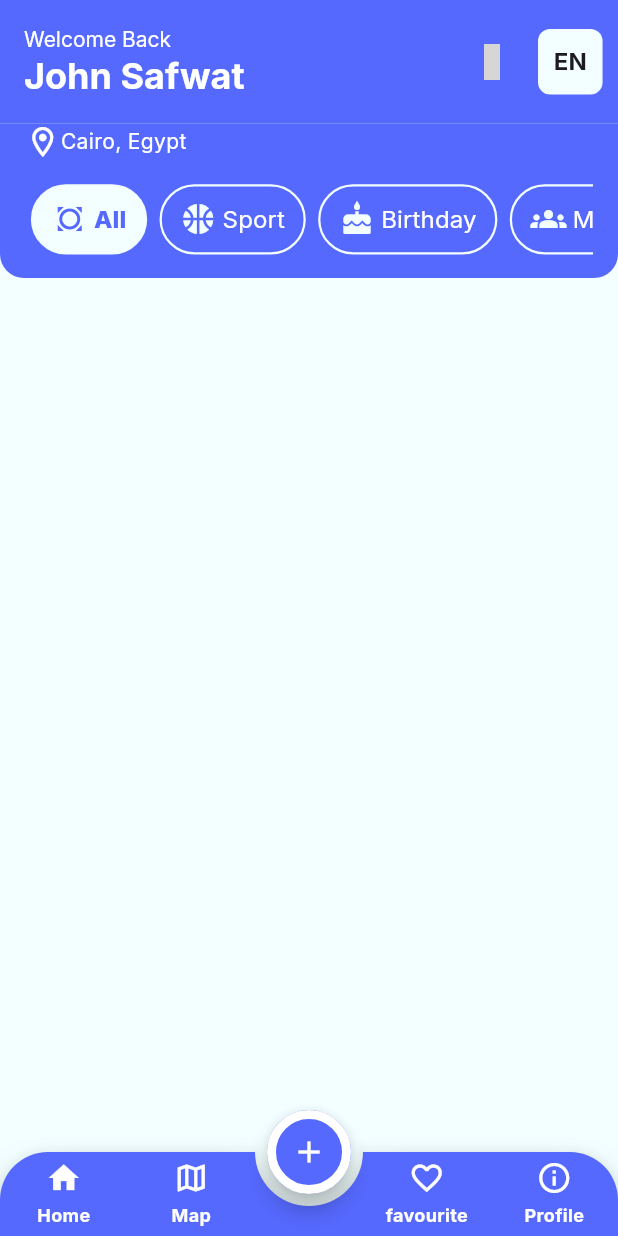
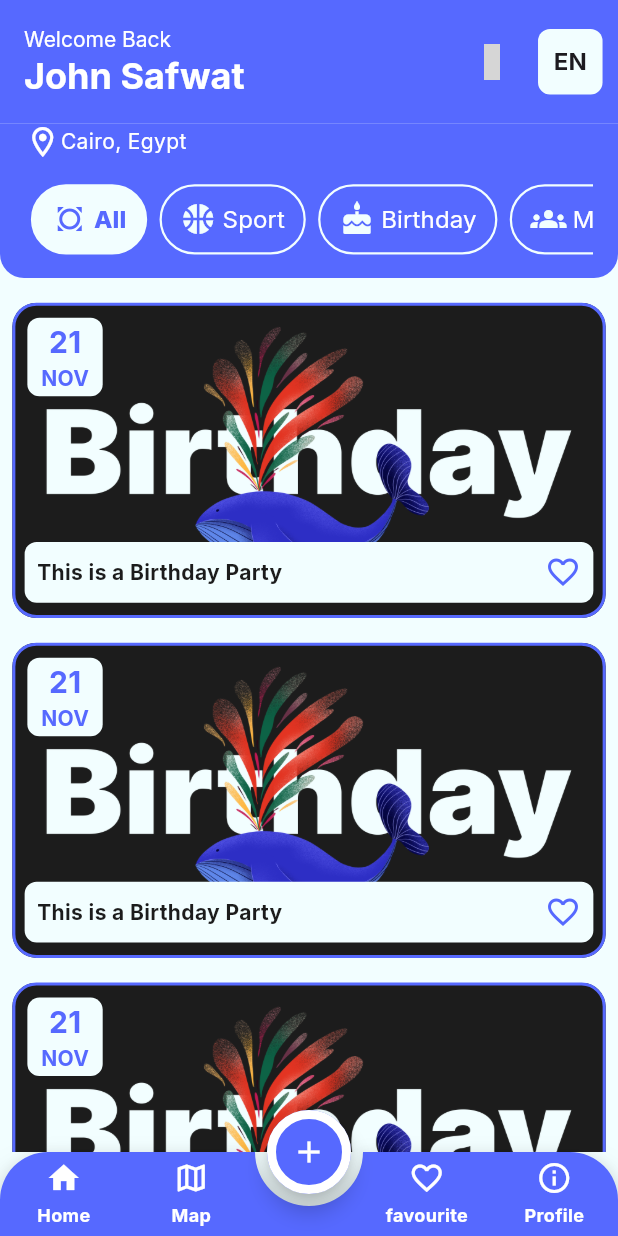
Before and after one commit to ahmedmostafa361/Eventely_app, a Flutter app: the NavBarScreen screen opened by its route, on a phone screen of 412 x 824 dp. Run offline on Flutter 3.47's test engine with Material 3 defaults, Android fonts, the phone set to English and light mode, and no system bars; drawn by our look-alikes of animated_bottom_navigation_bar; our stand-ins replace google_fonts, icons_plus, introduction_screen; grey boxes are pictures that could not be loaded.

Commit message:
+ add event list item . + add favorite tab UI . + complete home screen UI .

```diff
--- a/lib/l10n/app_ar.arb
+++ b/lib/l10n/app_ar.arb
@@ -42,7 +42,7 @@
 
     "temperature": "°م",
 
-    "home": "الصفحة الرئيسية",
+    "home": "الرئيسية",
     "homeDate": "٢٢ نوفمبر",
 
     "exhibition": "معرض",
--- a/lib/l10n/app_localizations_ar.dart
+++ b/lib/l10n/app_localizations_ar.dart
@@ -95,7 +95,7 @@ class AppLocalizationsAr extends AppLocalizations {
   String get temperature => '°م';
 
   @override
-  String get home => 'الصفحة الرئيسية';
+  String get home => 'الرئيسية';
 
   @override
   String get homeDate => '٢٢ نوفمبر';
--- a/lib/ui/tabs/home_screen/home_screen .dart
+++ b/lib/ui/tabs/home_screen/home_screen .dart
@@ -1,5 +1,6 @@
 import 'package:evently_app_flutter/l10n/app_localizations.dart';
 import 'package:evently_app_flutter/ui/tabs/home_screen/tabs_items%20.dart';
+import 'package:evently_app_flutter/ui/widget/event_list_item%20.dart';
 import 'package:evently_app_flutter/utlis/app_colors%20.dart';
 import 'package:evently_app_flutter/utlis/app_text%20.dart';
 import 'package:flutter/material.dart';
@@ -92,7 +93,9 @@ class _HomeScreenState extends State<HomeScreen> {
           )
         ],
       ),
-      body: Container(
+      body: Column(
+        children: [
+          Container(
             height: height * 0.125,
             padding: EdgeInsets.symmetric(horizontal: width * 0.04),
             decoration: BoxDecoration(
@@ -106,7 +109,8 @@ class _HomeScreenState extends State<HomeScreen> {
               children: [
                 Row(
                   children: [
-                Icon(Icons.location_on_outlined, color: AppColors.whiteColor,),
+                    Icon(
+                      Icons.location_on_outlined, color: AppColors.whiteColor,),
                     Text(AppLocalizations.of(context)!.userLocation,
                       style: AppTextStyle.medium14White,),
                   ],
@@ -139,6 +143,27 @@ class _HomeScreenState extends State<HomeScreen> {
               ],
             ),
           ),
+          Expanded(
+            child: ListView.separated
+              (
+                itemBuilder: (context, index) {
+                  return Padding(
+                    padding: EdgeInsets.only(
+                        left: width * 0.02,
+                        right: width * 0.02,
+                        top: height * 0.02
+                    ),
+                    child: EventListItem(),
+                  );
+                },
+                separatorBuilder: (context, index) {
+                  return SizedBox(height: height * 0,);
+                },
+                itemCount: 6
+            ),
+          )
+        ],
+      ),
     );
   }
 }
--- /dev/null
+++ b/lib/ui/widget/event_list_item .dart
@@ -0,0 +1,85 @@
+import 'package:evently_app_flutter/providers/app_theme_provider%20.dart';
+import 'package:evently_app_flutter/utlis/app_assets%20.dart';
+import 'package:evently_app_flutter/utlis/app_colors%20.dart';
+import 'package:evently_app_flutter/utlis/app_text%20.dart';
+import 'package:flutter/material.dart';
+import 'package:provider/provider.dart';
+
+class EventListItem extends StatelessWidget {
+  EventListItem({super.key});
+
+  @override
+  Widget build(BuildContext context) {
+    var height = MediaQuery.of(context).size.height;
+    var width = MediaQuery.of(context).size.width;
+    var themeProvider = Provider.of<AppThemeProvider>(context);
+    return Container(
+      height: height * 0.255,
+      decoration: BoxDecoration(
+        borderRadius: BorderRadius.circular(16),
+        border: Border.all(
+          style: BorderStyle.solid,
+          color: AppColors.darkBlueColor,
+          width: 2,
+        ),
+        image: DecorationImage(
+          image: AssetImage(AppAssets.birthday1),
+          fit: BoxFit.fill,
+        ),
+      ),
+      child: Stack(
+        children: [
+          Container(
+            margin: EdgeInsets.all(8),
+            padding: EdgeInsets.symmetric(
+              horizontal: width * 0.022,
+              vertical: height * 0.002,
+            ),
+            decoration: BoxDecoration(
+              color: Theme.of(context).scaffoldBackgroundColor,
+              borderRadius: BorderRadius.circular(8),
+            ),
+            child: Column(
+              mainAxisSize: MainAxisSize.min,
+              children: [
+                Text('21', style: AppTextStyle.bold20DarkBlue),
+                Text('NOV', style: AppTextStyle.bold14DarkBlue),
+              ],
+            ),
+          ),
+          Align(
+            alignment: Alignment.bottomCenter,
+            child: Container(
+              margin: EdgeInsets.symmetric(
+                vertical: height * 0.01,
+                horizontal: width * 0.015,
+              ),
+              padding: EdgeInsets.symmetric(
+                vertical: height * 0.01,
+                horizontal: width * 0.02,
+              ),
+              decoration: BoxDecoration(
+                color: Theme.of(context).scaffoldBackgroundColor,
+                borderRadius: BorderRadius.circular(8),
+              ),
+              child: Row(
+                mainAxisAlignment: MainAxisAlignment.spaceBetween,
+                children: [
+                  Expanded(
+                    child: Text(
+                      'This is a Birthday Party',
+                      style: themeProvider.isLightMode()
+                          ? AppTextStyle.bold14Black
+                          : AppTextStyle.bold14White,
+                    ),
+                  ),
+                  Icon(Icons.favorite_outline, color: AppColors.darkBlueColor),
+                ],
+              ),
+            ),
+          ),
+        ],
+      ),
+    );
+  }
+}
--- a/lib/utlis/app_assets .dart
+++ b/lib/utlis/app_assets .dart
@@ -12,4 +12,5 @@ class AppAssets {
   static const String darkMode = 'assets/images/dark.png';
   static const String arrowRight = 'assets/images/arrow.png';
   static const String arrowLeft = 'assets/images/arrow1.png';
+  static const String birthday1 = 'assets/images/birthday.png';
 }
--- a/lib/utlis/app_text .dart
+++ b/lib/utlis/app_text .dart
@@ -67,6 +67,11 @@ class AppTextStyle {
     fontSize: 14,
     fontWeight: FontWeight.bold,
   );
+  static final TextStyle bold14DarkBlue = GoogleFonts.inter(
+    color: AppColors.darkBlueColor,
+    fontSize: 14,
+    fontWeight: FontWeight.bold,
+  );
   static final TextStyle medium14White = GoogleFonts.inter(
     color: AppColors.whiteColor,
     fontSize: 14,
```
Also changed, not shown: lib/ui/tabs/Love_tab/love_tab_screen .dart (+52 -1 lines), assets/images/2x/birthday.png (added), assets/images/birthday.png (added), 2 other files. Lines whose indentation alone changed are shown as unchanged.
